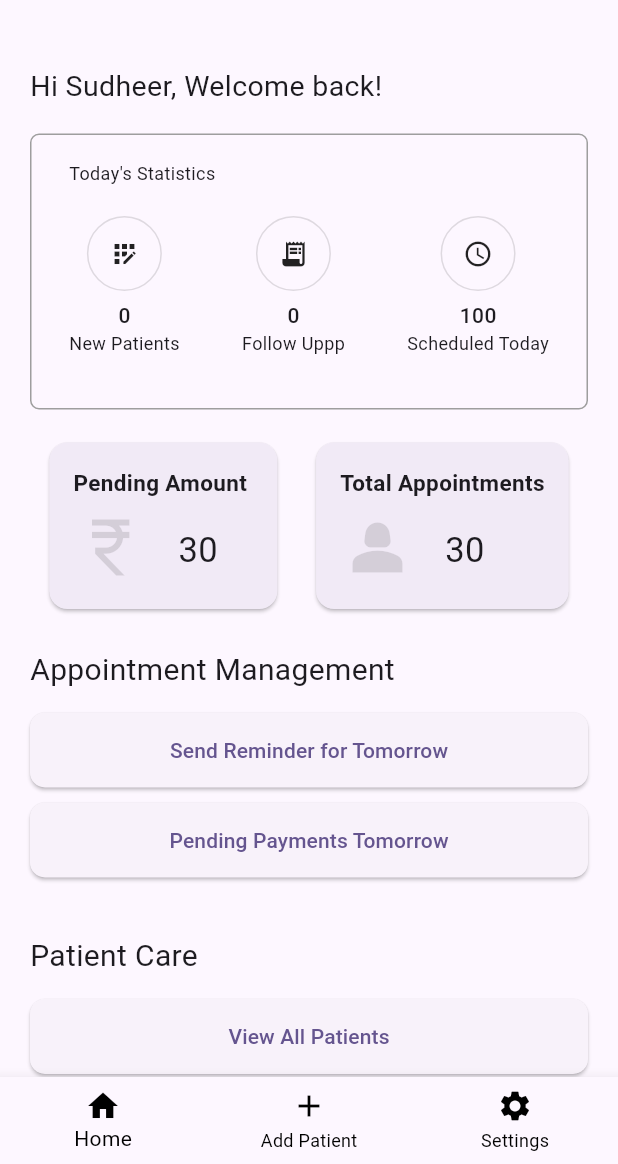
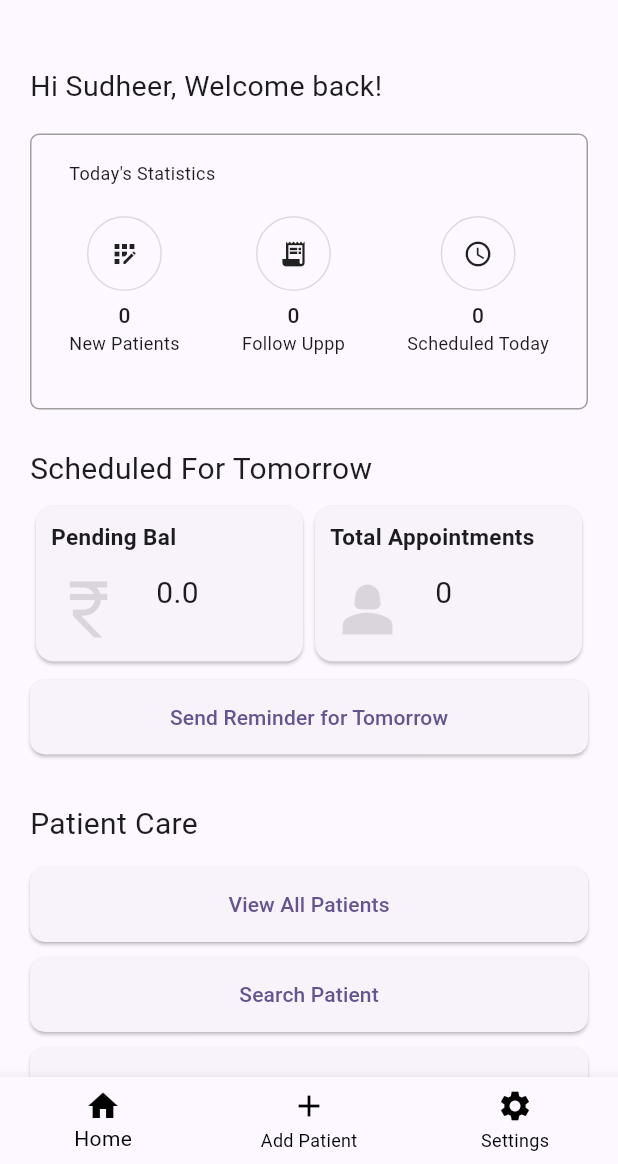
Before and after one commit to Susheer/dispensary, a Flutter app: the screen it shows after launch, in the side drawer, after a tap on "Add Fake Patients", on a phone screen of 412 x 824 dp, the part 72-1236 px from its top. Run offline on Flutter 3.47's test engine with Material 3 defaults, Android fonts, the phone set to English and light mode, and no system bars; our stand-ins replace faker, flutter_dotenv, sqflite, timeago; missing offline and left inert: autocomplete_textfield; accounts and stored records are empty.

Commit message:
Me: added counts such as Scheduled Today, Tomorrow and display pending bal.

```diff
--- a/lib/providers/dashboard_provider.dart
+++ b/lib/providers/dashboard_provider.dart
@@ -7,22 +7,39 @@ class DashboardScreenProvider with ChangeNotifier {
   DashboardScreenProvider(this._databaseService);
   int _newPatients = 0;
   int _followUpatients = 0;
+  int _scheduledToday = 0;
+  int _scheduledTomorrow = 0;
+  double _pendingAmount = 0;
 
   int get followUpatients => _followUpatients;
   int get newPatients => _newPatients;
+  int get scheduledToday => _scheduledToday;
+  int get scheduledTomorrow => _scheduledTomorrow;
+  double get pendingAmount => _pendingAmount;
+
+  set pendingAmount(double value) {
+    _pendingAmount = value;
+    notifyListeners();
+  }
 
   set newPatients(int newP) {
     _newPatients = newP;
     notifyListeners();
   }
 
+  set scheduledToday(int newP) {
+    _scheduledToday = newP;
+    notifyListeners();
+  }
+
+  set scheduledTomorrow(int value) {
+    _scheduledTomorrow = value;
+    notifyListeners();
+  }
+
   set followUpatients(int newfollowUpatients) {
     _followUpatients = newfollowUpatients;
     notifyListeners();
-  }
-
-  Future<void> updatedPatients() async {
-    await this._databaseService.db.query("");
   }
 
   Future<List<Patient>> getPatientsCreatedToday() async {
@@ -41,18 +58,83 @@ class DashboardScreenProvider with ChangeNotifier {
 
   Future<List<Patient>> getFollowUpPatientsToday() async {
     String query =
-        ''' SELECT * FROM patients WHERE date(updated_date,'localtime') == date('now', 'localtime') AND date(created_date,'localtime') != date('now', 'localtime')
+        ''' SELECT * FROM patients WHERE date(updated_date) == date('now', 'localtime') AND date(created_date) != date('now', 'localtime')
         ''';
     List<Map<String, dynamic>> result =
-    await _databaseService.db.rawQuery(query);
+        await _databaseService.db.rawQuery(query);
 
     List<Patient> patients = result.map((map) => Patient.fromMap(map)).toList();
-    if (patients.length>=0) {
+    if (patients.length >= 0) {
       followUpatients = patients.length;
     }
     debugPrint("Follow up length ${patients.length}");
     return patients;
   }
 
-  Future<void> scheduledPatients() async {}
+  Future<void>
+      calculateTotalPendingAmountForScheduledPatientsOnTommrow() async {
+    double total, paid, pending;
+    total = paid = pending = 0.0;
+    String query =
+        ''' select SUM(total_amount) as total, SUM(paid_amount) as paid, (SUM(total_amount) - SUM(paid_amount))  as pending from prescriptions where patient_id in (SELECT id FROM patients WHERE date(scheduled_date) == date('now','+1 day'))
+        ''';
+    List<Map<String, dynamic>> result =
+        await _databaseService.db.rawQuery(query);
+    if (result.isEmpty) {
+      return;
+    }
+
+    if (!result[0].containsKey('total') ||
+        !result[0].containsKey('paid') ||
+        !result[0].containsKey('pending')) {
+      return;
+    }
+
+    if (result[0]['total'] != null && result[0]['total'] >= 0) {
+      total = result[0]['total'];
+    }
+
+    if (result[0]['paid'] != null && result[0]['paid'] >= 0) {
+      paid = result[0]['paid'];
+    }
+
+    if (result[0]['pending'] != null && result[0]['pending'] >= 0) {
+      pending = result[0]['pending'];
+    }
+
+    Map<String, dynamic> op = {
+      "total": total,
+      "paid": paid,
+      "pending": pending
+    };
+    pendingAmount = pending;
+  }
+
+  Future<void> scheduledPatientsToday() async {
+    String query =
+        ''' SELECT * FROM patients WHERE date(scheduled_date) == date('now', 'localtime')
+        ''';
+    List<Map<String, dynamic>> result =
+        await _databaseService.db.rawQuery(query);
+
+    if (result.isNotEmpty) {
+      scheduledToday = result.length;
+    } else {
+      scheduledToday = 0;
+    }
+  }
+
+  Future<void> scheduledPatientsTomorrow() async {
+    String query =
+        ''' SELECT * FROM patients WHERE date(scheduled_date) == date('now','+1 day')
+        ''';
+    List<Map<String, dynamic>> result =
+        await _databaseService.db.rawQuery(query);
+
+    if (result.isNotEmpty) {
+      scheduledTomorrow = result.length;
+    } else {
+      scheduledTomorrow = 0;
+    }
+  }
 }
--- a/lib/providers/patient_provider.dart
+++ b/lib/providers/patient_provider.dart
@@ -118,25 +118,38 @@ class PatientProvider extends ChangeNotifier {
 
   Future<void> registerDummyPatient() async {
     print("registerDummyPatient invoked");
-    const int numberOfPatients = 50;
+    const int numberOfPatients = 5;
+    int start = 0;
+    List<Map<String, dynamic>> list = await _databaseService.db
+        .query('patients', columns: ['id'], limit: 1, orderBy: 'id desc');
+    if (list.isNotEmpty && list[0].containsKey('id')) {
+      if (list[0]['id'] != null && list[0]['id'] != "" && list[0]['id'] >= 0) {
+        start = list[0]['id'];
+      }
+    }
     for (int i = 1; i <= numberOfPatients; i++) {
       await _databaseService.savePatient(
-          name: 'Patient $i',
+          name: 'Patient-${i + start}',
           mobileNumber: '+1${Random().nextInt(1000000000)}',
           gender: Random().nextBool() ? 'Male' : 'Female',
-          address: 'Address $i',
+          address: 'Address-${i + start}',
           allergies: 'Peanuts, Pollen, Dust Mites, Shellfish, Latex'.split(','),
-          guardianName: 'Guardian Name $i',
+          guardianName: 'Guardian Name ${i + start}',
           guardianMobileNumber: '+1${Random().nextInt(1000000000)}',
           guardianGender: Random().nextBool() ? 'Male' : 'Female',
-          guardianAddress: 'Guardian Address $i',
+          guardianAddress: 'Guardian Address-${i + start}',
           guardianRelation: Random().nextBool() ? 'parent' : 'sibling',
-          createdDate: DateTime.now().subtract(Duration(days: 2)).toIso8601String(),
-          updatedDate: DateTime.now().subtract(Duration(days: 2)).toIso8601String(),
-          scheduledDate: null);
-      initializePatients();
-      debugPrint("Patient $i inserted");
+          createdDate: DateTime.now()
+              .subtract(const Duration(days: 30))
+              .toIso8601String(),
+          updatedDate: DateTime.now()
+              .subtract(const Duration(days: 10))
+              .toIso8601String(),
+          scheduledDate:
+              DateTime.now().add(const Duration(days: 1)).toIso8601String());
+      debugPrint("Patient ${i + start} inserted");
     }
+    initializePatients();
   }
 
   Future<void> deleteAllPatients() async {
--- a/lib/providers/prescription_provider.dart
+++ b/lib/providers/prescription_provider.dart
@@ -47,6 +47,13 @@ class PrescriptionProvider extends ChangeNotifier {
             await txn.insert('prescription_line', line);
           }
         }
+        // below update is to keep track of follow up counts
+        await txn.update(
+          'patients',
+          {'updated_date': DateTime.now().toIso8601String()},
+          where: 'id=?',
+          whereArgs: [prescription.patientId],
+        );
       } catch (error) {
         // If an error occurs, the transaction will be rolled back
         print('Error storing prescription and lines: $error');
--- a/lib/screens/dashboard_screen.dart
+++ b/lib/screens/dashboard_screen.dart
@@ -15,18 +15,21 @@ class DashboardScreen extends StatelessWidget {
   @override
   Widget build(BuildContext context) {
     debugPrint("Invoking build: dashboard screen");
-    Provider.of<DashboardScreenProvider>(context, listen: false)
-        .getPatientsCreatedToday();
-    Provider.of<DashboardScreenProvider>(context, listen: false)
-        .getFollowUpPatientsToday();
+    DashboardScreenProvider dashboardScreenProvider =
+        Provider.of<DashboardScreenProvider>(context, listen: false);
+    dashboardScreenProvider.getPatientsCreatedToday();
+    dashboardScreenProvider.getFollowUpPatientsToday();
+    dashboardScreenProvider
+        .calculateTotalPendingAmountForScheduledPatientsOnTommrow();
+    dashboardScreenProvider.scheduledPatientsToday();
+    dashboardScreenProvider.scheduledPatientsTomorrow();
     return Scaffold(
       body: SingleChildScrollView(
         padding: const EdgeInsets.all(20.0),
         child: Consumer<DashboardScreenProvider>(
             builder: (context, dashboardProvider, child) {
-
           return Column(
-            crossAxisAlignment: CrossAxisAlignment.start,
+            crossAxisAlignment: CrossAxisAlignment.stretch,
             children: [
               const SizedBox(
                 height: 16,
@@ -60,27 +63,39 @@ class DashboardScreen extends StatelessWidget {
                       icon: Icons.schedule,
                       text: 'Scheduled Today',
                       backgroundColor: Colors.black12,
-                      value: "100",
+                      value: dashboardScreenProvider.scheduledToday.toString(),
                     ),
                   ],
                   context: context),
-              const SizedBox(height: 18),
+              const SizedBox(
+                height: 25,
+              ),
+              // Collection Information
+              const Text("Scheduled For Tomorrow",
+                  style: TextStyle(fontSize: 20)),
+              const SizedBox(
+                height: 6,
+              ),
               Row(
-                mainAxisAlignment: MainAxisAlignment.spaceAround,
+                mainAxisSize: MainAxisSize.min,
                 children: [
-                  _buildStatCard('Pending Amount', '30', Icons.currency_rupee),
-                  _buildStatCard('Total Appointments', '30', Icons.person_2),
+                  _buildStatCard(
+                      'Pending Bal',
+                      dashboardScreenProvider.pendingAmount.toString(),
+                      Icons.currency_rupee,
+                      (MediaQuery.of(context).size.width / 2) - 20,
+                      context),
+                  _buildStatCard(
+                      'Total Appointments',
+                      dashboardScreenProvider.scheduledTomorrow.toString(),
+                      Icons.person_2,
+                      (MediaQuery.of(context).size.width / 2) - 20,
+                      context),
                 ],
               ),
               const SizedBox(
-                height: 22,
+                height: 8,
               ),
-              // Collection Information
-              const Text('Appointment Management',
-                  style: TextStyle(fontSize: 20)),
-
-              const SizedBox(height: 14),
-
               Container(
                 constraints:
                     BoxConstraints(minWidth: MediaQuery.of(context).size.width),
@@ -98,18 +113,9 @@ class DashboardScreen extends StatelessWidget {
                     const SizedBox(
                       height: 10,
                     ),
-                    ElevatedButton(
-                      style: btnStyle,
-                      onPressed: () {
-                        // Implement the logic to send reminders
-                      },
-                      child: Text('Pending Payments Tomorrow'),
-                    ),
                   ],
                 ),
               ),
-
-              const SizedBox(height: 16),
 
               // Patient management
               const SizedBox(
@@ -214,22 +220,23 @@ class DashboardScreen extends StatelessWidget {
     );
   }
 
-  Widget _buildStatCard(String title, String value, IconData iconName) {
+  Widget _buildStatCard(String title, String value, IconData iconName,
+      double maxWidth, BuildContext context) {
     return Container(
-      constraints: const BoxConstraints(minWidth: 160),
+      constraints: BoxConstraints(maxWidth: maxWidth),
       child: Card(
-        surfaceTintColor: const Color(0xff6750a4),
         elevation: 1,
         child: Padding(
-          padding: const EdgeInsets.all(16.0),
+          padding: const EdgeInsets.all(10.0),
           child: Column(
             crossAxisAlignment: CrossAxisAlignment.start,
             children: [
               Text(title,
                   style: const TextStyle(
                       fontSize: 15, fontWeight: FontWeight.bold)),
-              const SizedBox(height: 8),
+              const SizedBox(height: 13),
               Row(
+                mainAxisSize: MainAxisSize.min,
                 children: [
                   Icon(
                     iconName,
@@ -239,11 +246,17 @@ class DashboardScreen extends StatelessWidget {
                   const SizedBox(
                     width: 20,
                   ),
-                  Text(value,
-                      style: const TextStyle(
-                          fontSize: 23,
-                          leadingDistribution:
-                              TextLeadingDistribution.proportional))
+                  Expanded(
+                    child: Baseline(
+                      baseline: 0.0,
+                      baselineType: TextBaseline.alphabetic,
+                      child: Text(
+                        value,
+                        style: const TextStyle(
+                            overflow: TextOverflow.clip, fontSize: 20),
+                      ),
+                    ),
+                  ),
                 ],
               ),
             ],
```
